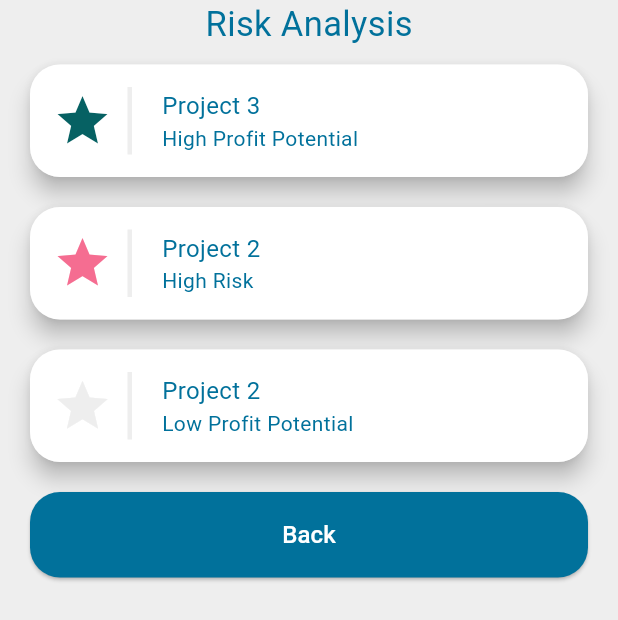
After one commit to gaddie/project_manager, a Flutter app: the RiskAnalysis screen opened directly, on a phone screen of 412 x 824 dp. The commit adds this screen. Shown: the top 620 px of the screen. Run offline on Flutter 3.47's test engine with Material 3 defaults, Android fonts, the phone set to English and light mode, and no system bars; our stand-ins replace delayed_display, fl_chart.

Commit message:
adding risk analysis screen

```diff
--- a/lib/HomePage.dart
+++ b/lib/HomePage.dart
@@ -7,6 +7,7 @@ import 'package:project_manager/ReusableCard.dart';
 import 'package:project_manager/ExpenseTracking.dart';
 import 'package:project_manager/ReusableContainer.dart';
 import 'package:project_manager/ProjectDetails.dart';
+import 'package:project_manager/RiskAnalysis.dart';
 
 class HomePage extends StatefulWidget {
   @override
@@ -159,7 +160,7 @@ class _HomePageState extends State<HomePage> {
                           label: 'Risk Analysis',
                           icon: Icons.trending_up,
                           onButtonPressed: () {
-                            return CreateProject();
+                            return RiskAnalysis();
                           },
                         ),
                       ),
@@ -199,19 +200,25 @@ class _HomePageState extends State<HomePage> {
               ),
               ReusableContainer(
                 label: 'Project 1',
+                condition: 'In progress',
                 onButtonPressed: () {
                   return ProjectDetails();
-                  }),
+                },
+              ),
               ReusableContainer(
                 label: 'Project 2',
+                condition: 'In progress',
                 onButtonPressed: () {
                   return ProjectDetails();
-                  }),
+                },
+              ),
               ReusableContainer(
                 label: 'Project 3',
+                condition: 'In progress',
                 onButtonPressed: () {
                   return ProjectDetails();
-                  }),
+                },
+              ),
             ],
           ),
         ]),
--- a/lib/ProjectDetails.dart
+++ b/lib/ProjectDetails.dart
@@ -18,7 +18,8 @@ class _ProjectDetailsState extends State<ProjectDetails> {
       body: SafeArea(
         child: DelayedDisplay(
           delay: Duration(microseconds: 200),
-          child: Column(
+          child: ListView(children: [
+            Column(
               crossAxisAlignment: CrossAxisAlignment.stretch,
               children: [
                 Center(
@@ -48,7 +49,8 @@ class _ProjectDetailsState extends State<ProjectDetails> {
                       ],
                     ),
                     child: Padding(
-                    padding: EdgeInsets.symmetric(horizontal: 10, vertical: 20),
+                      padding:
+                          EdgeInsets.symmetric(horizontal: 10, vertical: 20),
                       child: Column(
                         crossAxisAlignment: CrossAxisAlignment.start,
                         children: [
@@ -116,6 +118,7 @@ class _ProjectDetailsState extends State<ProjectDetails> {
                 ),
               ],
             ),
+          ]),
         ),
       ),
     );
--- a/lib/ReusableContainer.dart
+++ b/lib/ReusableContainer.dart
@@ -6,9 +6,13 @@ class ReusableContainer extends StatelessWidget {
   ReusableContainer({
     required this.label,
     required this.onButtonPressed,
+    required this.condition,
+    this.color,
   });
 
   final String label;
+  final String condition;
+  final Color? color;
   final Widget Function() onButtonPressed;
 
   @override
@@ -51,7 +55,7 @@ class ReusableContainer extends StatelessWidget {
                         Icon(
                           Icons.star,
                           size: 40,
-                          color: kBgLightColor,
+                          color: color ?? kBgLightColor,
                         ),
                         SizedBox(
                           width: 10,
@@ -73,7 +77,7 @@ class ReusableContainer extends StatelessWidget {
                                     color: kBottomAppColor),
                               ),
                               Text(
-                                'In progress',
+                                condition,
                                 style: TextStyle(color: kBottomAppColor),
                               )
                             ],
--- /dev/null
+++ b/lib/RiskAnalysis.dart
@@ -0,0 +1,81 @@
+import 'package:flutter/material.dart';
+import 'package:project_manager/Constants.dart';
+import 'package:project_manager/ReusableContainer.dart';
+import 'package:project_manager/ProjectDetails.dart';
+import 'package:project_manager/CustomButton.dart';
+
+class RiskAnalysis extends StatefulWidget {
+  const RiskAnalysis({Key? key}) : super(key: key);
+
+  @override
+  State<RiskAnalysis> createState() => _RiskAnalysisState();
+}
+
+class _RiskAnalysisState extends State<RiskAnalysis> {
+  List<String> riskProfitability = [
+    'Low Risk',
+    'High Profit Potential',
+    'Moderate Risk',
+    'Moderate Profit Potential',
+    'High Risk',
+    'Low Profit Potential'
+  ];
+
+  @override
+  Widget build(BuildContext context) {
+    return Scaffold(
+      backgroundColor: kBgLightColor,
+      body: SafeArea(
+        child: ListView(children: [
+          Column(
+            crossAxisAlignment: CrossAxisAlignment.stretch,
+            children: [
+              Center(
+                child: Text(
+                  'Risk Analysis',
+                  style: TextStyle(
+                    color: kBottomAppColor,
+                    fontSize: kTitleFontSize,
+                  ),
+                ),
+              ),
+              ReusableContainer(
+                label: 'Project 3',
+                color: kGreenColor,
+                condition: riskProfitability[1],
+                onButtonPressed: () {
+                  return ProjectDetails();
+                },
+              ),
+              ReusableContainer(
+                label: 'Project 2',
+                color: kRedColor,
+                condition: riskProfitability[4],
+                onButtonPressed: () {
+                  return ProjectDetails();
+                },
+              ),
+              ReusableContainer(
+                label: 'Project 2',
+                condition: riskProfitability[5],
+                onButtonPressed: () {
+                  return ProjectDetails();
+                },
+              ),
+              CustomButton(
+                txtColor: kLightColor,
+                bgColor: kBottomAppColor,
+                callBackFunction: () {
+                  setState(() {
+                    Navigator.pop(context);
+                  });
+                },
+                label: 'Back',
+              ),
+            ],
+          ),
+        ]),
+      ),
+    );
+  }
+}
```
Also changed, not shown: images/bg.webp (deleted), 3 other files. Lines whose indentation alone changed are shown as unchanged.
